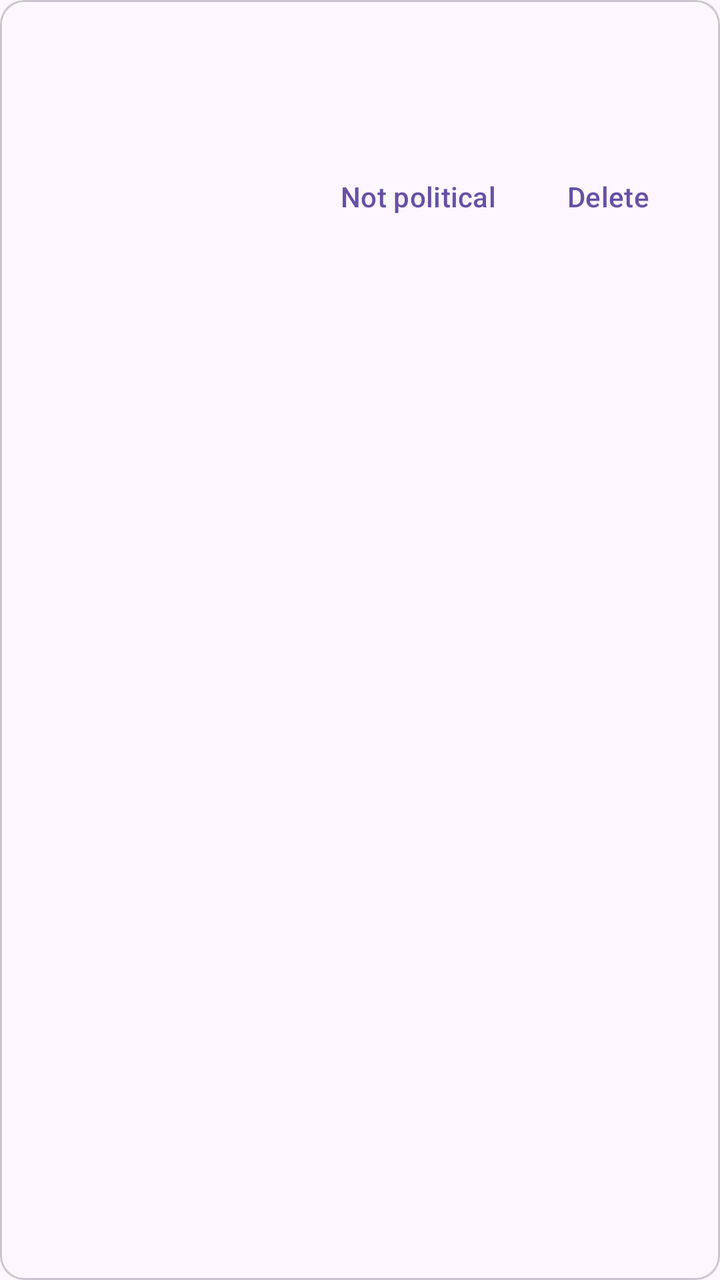
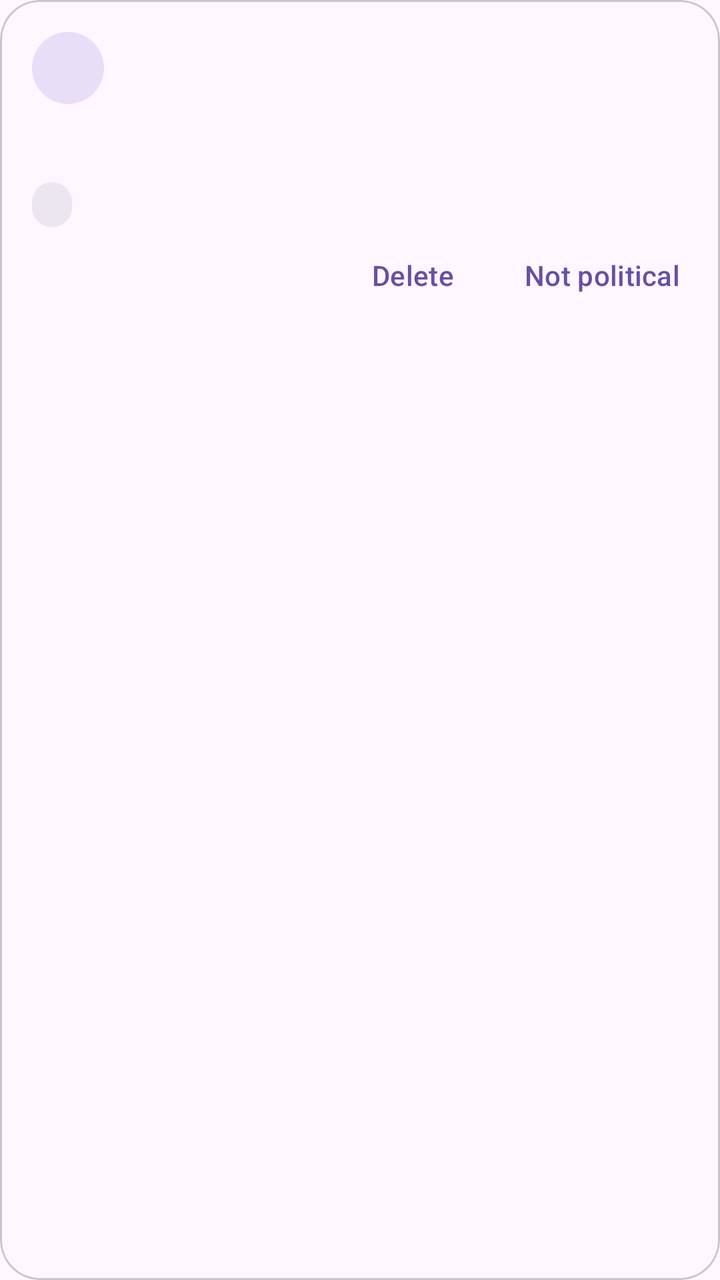

Before-and-after screenshots of an Android layout around one commit, followed by the original layout XML and the change that was made.
<!-- AndroidManifest.xml: application theme Theme.PoliticalBlocker -->
<!-- res/layout/item_suppressed.xml -->
<?xml version="1.0" encoding="utf-8"?>
<com.google.android.material.card.MaterialCardView xmlns:android="http://schemas.android.com/apk/res/android"
    android:layout_width="match_parent"
    android:layout_height="wrap_content"
    android:layout_marginVertical="4dp">

    <LinearLayout
        android:layout_width="match_parent"
        android:layout_height="wrap_content"
        android:orientation="vertical"
        android:padding="12dp">

        <LinearLayout
            android:layout_width="match_parent"
            android:layout_height="wrap_content"
            android:orientation="horizontal">

            <TextView
                android:id="@+id/sender"
                android:layout_width="0dp"
                android:layout_height="wrap_content"
                android:layout_weight="1"
                android:textStyle="bold" />

            <TextView
                android:id="@+id/time"
                android:layout_width="wrap_content"
                android:layout_height="wrap_content"
                android:textAppearance="?attr/textAppearanceCaption" />
        </LinearLayout>

        <TextView
            android:id="@+id/body"
            android:layout_width="match_parent"
            android:layout_height="wrap_content"
            android:layout_marginTop="4dp" />

        <TextView
            android:id="@+id/reason"
            android:layout_width="match_parent"
            android:layout_height="wrap_content"
            android:layout_marginTop="4dp"
            android:textAppearance="?attr/textAppearanceCaption" />

        <LinearLayout
            android:layout_width="match_parent"
            android:layout_height="wrap_content"
            android:gravity="end"
            android:orientation="horizontal">

            <Button
                android:id="@+id/notPolitical"
                style="?attr/borderlessButtonStyle"
                android:layout_width="wrap_content"
                android:layout_height="wrap_content"
                android:text="@string/not_political" />

            <Button
                android:id="@+id/delete"
                style="?attr/borderlessButtonStyle"
                android:layout_width="wrap_content"
                android:layout_height="wrap_content"
                android:text="@string/delete" />
        </LinearLayout>
    </LinearLayout>
</com.google.android.material.card.MaterialCardView>
<!-- resources referenced by this layout -->
<resources>
  <string name="delete">Delete</string>
  <string name="not_political">Not political</string>
  <style name="Theme.PoliticalBlocker" parent="Theme.Material3.DayNight.NoActionBar" />
</resources>

<!-- the commit's change to res/layout/item_suppressed.xml (unified diff, before → after) -->
@@ -1,46 +1,83 @@
 <?xml version="1.0" encoding="utf-8"?>
 <com.google.android.material.card.MaterialCardView xmlns:android="http://schemas.android.com/apk/res/android"
+    xmlns:app="http://schemas.android.com/apk/res-auto"
+    style="?attr/materialCardViewOutlinedStyle"
     android:layout_width="match_parent"
     android:layout_height="wrap_content"
-    android:layout_marginVertical="4dp">
+    android:layout_marginVertical="5dp"
+    app:cardCornerRadius="20dp">
 
     <LinearLayout
         android:layout_width="match_parent"
         android:layout_height="wrap_content"
         android:orientation="vertical"
-        android:padding="12dp">
+        android:paddingStart="16dp"
+        android:paddingTop="16dp"
+        android:paddingEnd="8dp"
+        android:paddingBottom="4dp">
 
         <LinearLayout
             android:layout_width="match_parent"
             android:layout_height="wrap_content"
+            android:layout_marginEnd="8dp"
+            android:gravity="center_vertical"
             android:orientation="horizontal">
+
+            <TextView
+                android:id="@+id/avatar"
+                android:layout_width="36dp"
+                android:layout_height="36dp"
+                android:background="@drawable/bg_avatar"
+                android:backgroundTint="?attr/colorSecondaryContainer"
+                android:gravity="center"
+                android:importantForAccessibility="no"
+                android:textAppearance="?attr/textAppearanceTitleSmall"
+                android:textColor="?attr/colorOnSecondaryContainer" />
 
             <TextView
                 android:id="@+id/sender"
                 android:layout_width="0dp"
                 android:layout_height="wrap_content"
+                android:layout_marginStart="12dp"
                 android:layout_weight="1"
-                android:textStyle="bold" />
+                android:ellipsize="end"
+                android:maxLines="1"
+                android:textAppearance="?attr/textAppearanceTitleSmall" />
 
             <TextView
                 android:id="@+id/time"
                 android:layout_width="wrap_content"
                 android:layout_height="wrap_content"
-                android:textAppearance="?attr/textAppearanceCaption" />
+                android:layout_marginStart="8dp"
+                android:textAppearance="?attr/textAppearanceLabelSmall"
+                android:textColor="?attr/colorOnSurfaceVariant" />
         </LinearLayout>
 
         <TextView
             android:id="@+id/body"
             android:layout_width="match_parent"
             android:layout_height="wrap_content"
-            android:layout_marginTop="4dp" />
+            android:layout_marginTop="10dp"
+            android:layout_marginEnd="8dp"
+            android:ellipsize="end"
+            android:maxLines="4"
+            android:textAppearance="?attr/textAppearanceBodyMedium"
+            android:textColor="?attr/colorOnSurfaceVariant" />
 
         <TextView
             android:id="@+id/reason"
-            android:layout_width="match_parent"
+            android:layout_width="wrap_content"
             android:layout_height="wrap_content"
-            android:layout_marginTop="4dp"
-            android:textAppearance="?attr/textAppearanceCaption" />
+            android:layout_marginTop="10dp"
+            android:layout_marginEnd="8dp"
+            android:background="@drawable/bg_pill"
+            android:backgroundTint="?attr/colorSurfaceContainerHigh"
+            android:ellipsize="end"
+            android:maxLines="1"
+            android:paddingHorizontal="10dp"
+            android:paddingVertical="4dp"
+            android:textAppearance="?attr/textAppearanceLabelSmall"
+            android:textColor="?attr/colorOnSurfaceVariant" />
 
         <LinearLayout
             android:layout_width="match_parent"
@@ -49,18 +86,18 @@
             android:orientation="horizontal">
 
             <Button
+                android:id="@+id/delete"
+                style="?attr/borderlessButtonStyle"
+                android:layout_width="wrap_content"
+                android:layout_height="wrap_content"
+                android:text="@string/delete" />
+
+            <Button
                 android:id="@+id/notPolitical"
                 style="?attr/borderlessButtonStyle"
                 android:layout_width="wrap_content"
                 android:layout_height="wrap_content"
                 android:text="@string/not_political" />
-
-            <Button
-                android:id="@+id/delete"
-                style="?attr/borderlessButtonStyle"
-                android:layout_width="wrap_content"
-                android:layout_height="wrap_content"
-                android:text="@string/delete" />
         </LinearLayout>
     </LinearLayout>
 </com.google.android.material.card.MaterialCardView>
<!-- resource entries referenced after the edit -->
@@ -1,5 +1,16 @@
 <!-- resources referenced by this layout -->
 <resources>
+  <!-- drawable bg_avatar (drawable) -->
+  <?xml version="1.0" encoding="utf-8"?>
+  <shape xmlns:android="http://schemas.android.com/apk/res/android" android:shape="oval">
+      <solid android:color="#FFFFFF" />
+  </shape>
+  <!-- drawable bg_pill (drawable) -->
+  <?xml version="1.0" encoding="utf-8"?>
+  <shape xmlns:android="http://schemas.android.com/apk/res/android">
+      <solid android:color="#FFFFFF" />
+      <corners android:radius="999dp" />
+  </shape>
   <string name="delete">Delete</string>
   <string name="not_political">Not political</string>
   <style name="Theme.PoliticalBlocker" parent="Theme.Material3.DayNight.NoActionBar" />
